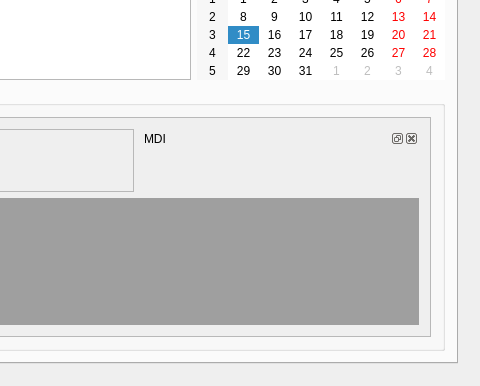
Before: the Qt Designer form qsseditor.ui in HappySeaFox/qsseditor, drawn with Qt 5; both pictures show x 435 to 915 and y 134 to 520 of the 915 by 520 pixel window.
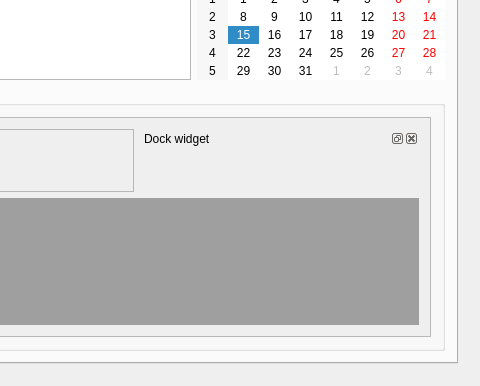
After: the same form once the commit is applied. The open tabs and pages were chosen to show the change. Icons and pictures are not drawn. Custom widgets are drawn as their Qt base class.

Commit message: Rename dock widget

```diff
--- a/qsseditor.ui
+++ b/qsseditor.ui
@@ -821,7 +821,7 @@
                      </sizepolicy>
                     </property>
                     <property name="windowTitle">
-                     <string>MDI</string>
+                     <string>Dock widget</string>
                     </property>
                     <widget class="QWidget" name="dockWidgetContents_3"/>
                    </widget>
```
Left out of the diff: 4 changed lines with no effect on the pictures. The commit also changes 1 other file.
